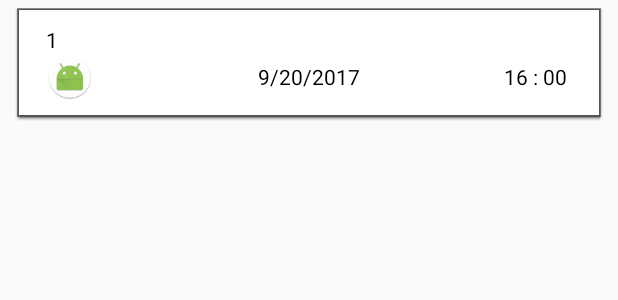
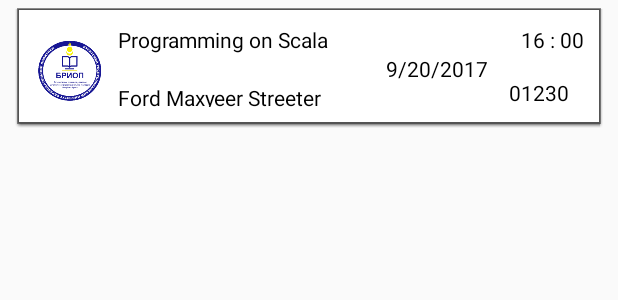
Before and after one commit to Noonight/Schedule, an Android app: the layout schedule_item.xml on its own in the app's theme, with its tools: preview values and no code run, on a phone screen of 412 x 824 dp. Shown: the top 300 px of the screen. Run offline under Robolectric (Android 15) with nearby library versions, the phone set to English and light mode, and no system bars.

Commit message:
Front End change

```diff
--- a/app/src/main/java/com/noonight/pc/schedule/MainActivity.kt
+++ b/app/src/main/java/com/noonight/pc/schedule/MainActivity.kt
@@ -35,7 +35,11 @@ class MainActivity : AppCompatActivity() {
         currentLogin = intent.getStringExtra("login")
         toast("login is = $currentLogin")
         addToolbar()
-        changeFragment(ScheduleFragment())
+        val frag = ScheduleFragment()
+        val bundle = Bundle()
+        bundle.putString("user", currentLogin)
+        frag.arguments = bundle
+        changeFragment(frag)
     }
 
     fun addToolbar() {
--- a/app/src/main/java/com/noonight/pc/schedule/api/RestApi.kt
+++ b/app/src/main/java/com/noonight/pc/schedule/api/RestApi.kt
@@ -11,8 +11,8 @@ class RestApi : Api {
     init {
         //Log.d("init Schedule Rest API")
         val retrofit = Retrofit.Builder()
-                .baseUrl("http://10.0.2.2")
-                //.baseUrl("http://192.168.1.64")
+                //.baseUrl("http://10.0.2.2")
+                .baseUrl("http://192.168.1.64")
                 .addConverterFactory(MoshiConverterFactory.create())
                 .build()
         brioApi = retrofit.create(BriopApi::class.java)
--- a/app/src/main/java/com/noonight/pc/schedule/extensions/Extensions.kt
+++ b/app/src/main/java/com/noonight/pc/schedule/extensions/Extensions.kt
@@ -1,6 +1,7 @@
 package com.noonight.pc.schedule.extensions
 
 import android.app.Application
+import android.content.Context
 import android.os.Parcel
 import android.os.Parcelable
 import android.view.LayoutInflater
@@ -13,8 +14,8 @@ fun ViewGroup.inflate(layoutId: Int, attachToRoot: Boolean = false): View {
     return LayoutInflater.from(context).inflate(layoutId, this, attachToRoot)
 }
 
-fun toast(str: String) {
-    //Toast.makeText(MainActivity.context, str, Toast.LENGTH_SHORT).show()
+fun Context.toast(str: String) {
+    Toast.makeText(this, str, Toast.LENGTH_SHORT).show()
 
 }
 
--- a/app/src/main/java/com/noonight/pc/schedule/schedules/ScheduleFragment.kt
+++ b/app/src/main/java/com/noonight/pc/schedule/schedules/ScheduleFragment.kt
@@ -11,6 +11,7 @@ import com.noonight.pc.schedule.FragmentTitleInterface
 import com.noonight.pc.schedule.extensions.inflate
 import com.noonight.pc.schedule.R
 import com.noonight.pc.schedule.api.Lessons
+import com.noonight.pc.schedule.extensions.toast
 import com.noonight.pc.schedule.localDB.DBManager
 import com.noonight.pc.schedule.schedules.adapter.LessonAdapter
 import kotlinx.android.synthetic.main.schedule_fragment.*
@@ -27,6 +28,9 @@ class ScheduleFragment : Fragment(), FragmentTitleInterface, FragmentTagNameInte
 
     override fun onActivityCreated(savedInstanceState: Bundle?) {
         super.onActivityCreated(savedInstanceState)
+
+        //val user = arguments.getString("user", "")
+        //context.toast("us argument user $user")
 
         lessonsApply()
 
--- a/app/src/main/res/layout/schedule_item.xml
+++ b/app/src/main/res/layout/schedule_item.xml
@@ -3,7 +3,7 @@
     xmlns:app="http://schemas.android.com/apk/res-auto"
     xmlns:tools="http://schemas.android.com/tools"
     android:layout_width="match_parent"
-    android:layout_height="wrap_content"
+    android:layout_height="80dp"
     android:layout_marginBottom="5dp"
     android:layout_marginLeft="10dp"
     android:layout_marginRight="10dp"
@@ -14,74 +14,51 @@
 
     <LinearLayout
         android:layout_width="match_parent"
-        android:layout_height="70dp"
+        android:layout_height="match_parent"
         android:background="@android:color/white"
         android:foregroundGravity="center"
         android:orientation="vertical"
         android:padding="10dp"
         android:paddingTop="25dp">
 
-        <LinearLayout
+        <RelativeLayout
             android:layout_width="match_parent"
-            android:layout_height="wrap_content"
-            android:orientation="vertical">
+            android:layout_height="match_parent">
 
             <TextView
-                android:id="@+id/id_courses"
+                android:id="@+id/tvScheduleItemTitle"
                 android:layout_width="wrap_content"
                 android:layout_height="wrap_content"
-                android:layout_marginLeft="8dp"
-                android:layout_marginStart="8dp"
                 android:textColor="@android:color/black"
                 android:visibility="visible"
                 app:layout_constraintLeft_toRightOf="@+id/long_time"
                 app:layout_constraintTop_toTopOf="parent"
-                tools:text="1" />
-        </LinearLayout>
-
-        <RelativeLayout
-            android:layout_width="match_parent"
-            android:layout_height="match_parent">
+                tools:text="Programming on Scala"
+                android:layout_alignParentTop="true"
+                android:layout_toLeftOf="@+id/tvScheduleItemStartTime"
+                android:layout_alignLeft="@+id/tvScheduleItemLecturer"
+                android:layout_alignStart="@+id/tvScheduleItemLecturer" />
 
             <ImageView
-                android:id="@+id/imageView2"
+                android:id="@+id/ivScheduleItemTypeLesson"
                 android:layout_width="wrap_content"
                 android:layout_height="wrap_content"
-                app:srcCompat="@mipmap/ic_launcher_round" />
+                android:layout_alignEnd="@+id/long_time"
+                android:layout_alignParentBottom="true"
+                android:layout_alignRight="@+id/long_time"
+                android:layout_below="@+id/id_lesson"
+                android:layout_marginRight="8dp"
+                android:layout_toRightOf="@+id/id_lesson"
+                app:srcCompat="@mipmap/icon_briop" />
 
             <TextView
-                android:id="@+id/id_lesson"
-                android:layout_width="0dp"
-                android:layout_height="0dp"
-                android:layout_alignParentLeft="true"
-                android:layout_alignParentStart="true"
-                android:textColor="@android:color/black"
-                android:visibility="visible"
-                app:layout_constraintLeft_toLeftOf="parent"
-                app:layout_constraintTop_toTopOf="parent"
-                tools:text="1" />
-
-            <TextView
-                android:id="@+id/long_time"
-                android:layout_width="wrap_content"
-                android:layout_height="wrap_content"
-                android:layout_marginLeft="8dp"
-                android:layout_marginStart="8dp"
-                android:textColor="@android:color/black"
-                android:visibility="invisible"
-                app:layout_constraintLeft_toRightOf="@+id/start_time"
-                app:layout_constraintTop_toTopOf="parent"
-                tools:text="2 hours" />
-
-            <TextView
-                android:id="@+id/start_time"
+                android:id="@+id/tvScheduleItemStartTime"
                 android:layout_width="wrap_content"
                 android:layout_height="wrap_content"
                 android:layout_alignParentEnd="true"
                 android:layout_alignParentRight="true"
-                android:layout_centerVertical="true"
-                android:layout_marginEnd="11dp"
-                android:layout_marginRight="11dp"
+                android:layout_alignParentTop="true"
+                android:layout_marginLeft="8dp"
                 android:textColor="@android:color/black"
                 app:layout_constraintLeft_toRightOf="@+id/day"
                 app:layout_constraintTop_toTopOf="parent"
@@ -91,13 +68,39 @@
                 android:id="@+id/day"
                 android:layout_width="wrap_content"
                 android:layout_height="wrap_content"
-                android:layout_alignBaseline="@+id/start_time"
-                android:layout_alignBottom="@+id/start_time"
-                android:layout_centerHorizontal="true"
                 android:textColor="@android:color/black"
                 app:layout_constraintLeft_toLeftOf="parent"
                 app:layout_constraintTop_toTopOf="parent"
-                tools:text="9/20/2017" />
+                tools:text="9/20/2017"
+                android:layout_below="@+id/tvScheduleItemTitle"
+                android:layout_toLeftOf="@+id/tvScheduleItemStartTime"
+                android:layout_toStartOf="@+id/tvScheduleItemStartTime"
+                android:layout_marginRight="14dp"
+                android:layout_marginEnd="14dp" />
+
+            <TextView
+                android:id="@+id/tvScheduleItemClass"
+                android:layout_width="wrap_content"
+                android:layout_height="wrap_content"
+                android:layout_alignParentBottom="true"
+                android:layout_alignParentEnd="true"
+                android:layout_alignParentRight="true"
+                android:text="01230"
+                android:textColor="@android:color/black"
+                android:layout_toRightOf="@+id/tvScheduleItemTitle"
+                android:layout_toEndOf="@+id/tvScheduleItemTitle" />
+
+            <TextView
+                android:id="@+id/tvScheduleItemLecturer"
+                android:layout_width="wrap_content"
+                android:layout_height="wrap_content"
+                android:layout_alignParentBottom="true"
+                android:layout_below="@+id/day"
+                android:layout_toEndOf="@+id/ivScheduleItemTypeLesson"
+                android:layout_toLeftOf="@+id/day"
+                android:layout_toRightOf="@+id/ivScheduleItemTypeLesson"
+                android:text="Ford Maxyeer Streeter"
+                android:textColor="@android:color/black" />
         </RelativeLayout>
 
     </LinearLayout>
```
Also changed, not shown: app/src/main/java/com/noonight/pc/schedule/schedules/adapter/LessonDelegateAdapter.kt (+4 -6 lines), app/src/main/res/layout/courses_item.xml (+71 -37 lines).
